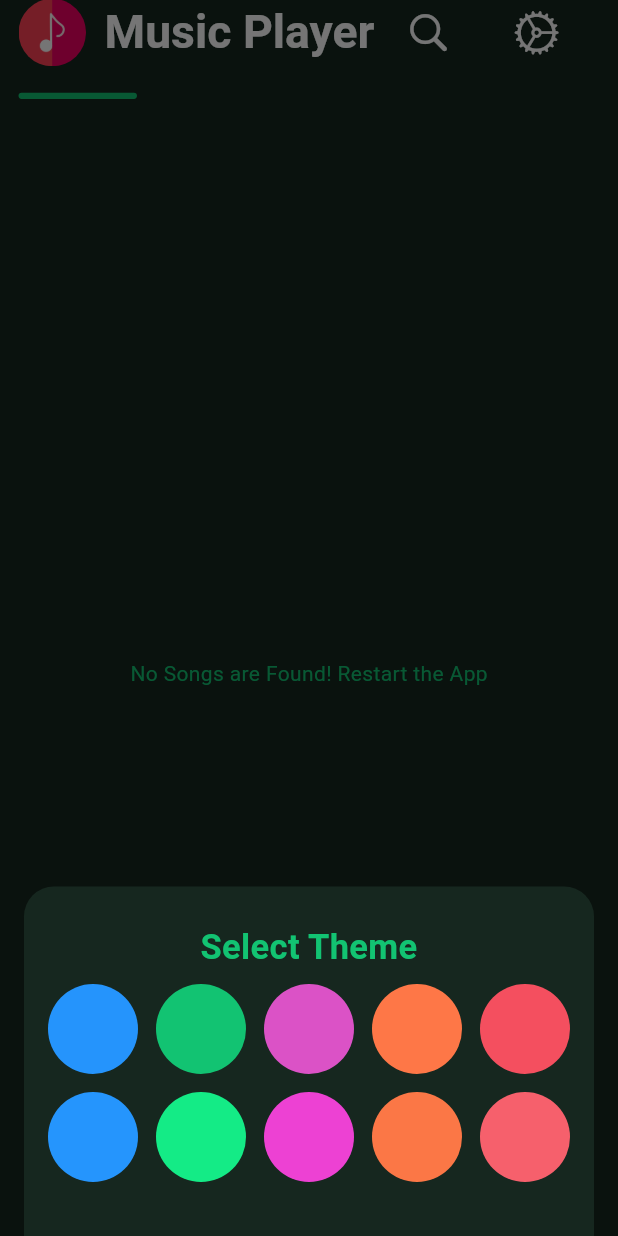
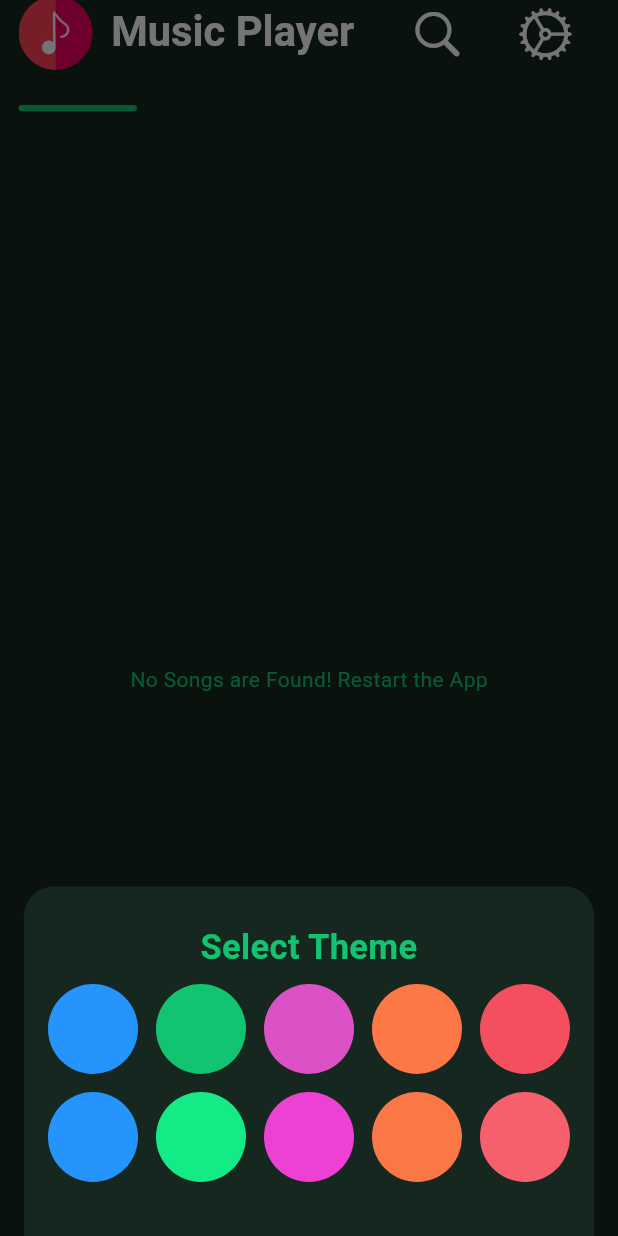
Before and after one commit to sahil-Parmar1/music_app, a Flutter app: the screen it shows after launch, after a tap on an icon or button, on a phone screen of 412 x 824 dp. Run offline on Flutter 3.47's test engine with Material 3 defaults, Android fonts, the phone set to English and light mode, and no system bars; our stand-ins replace audioplayers, fluttertoast, hive, hive_flutter, permission_handler, shared_preferences; missing offline and left inert: id3; accounts and stored records are empty.

Commit message:
appbar set succesfully

```diff
--- a/lib/screens/homescreen.dart
+++ b/lib/screens/homescreen.dart
@@ -34,63 +34,75 @@ class _HomeScreenState extends State<HomeScreen> {
     double screenHeight = MediaQuery.of(context).size.height;
     return GlobalScaffold(child: NestedScrollView(
       headerSliverBuilder: (context,innerBoxIsScrolled)=>[
+
+
         SliverAppBar(
-          expandedHeight: MediaQuery.of(context).size.height * 0.07,
+          expandedHeight: MediaQuery.of(context).size.height * 0.08, // 8% of screen height
           backgroundColor: colortheme.theme.background,
           floating: true,
           snap: true,
           pinned: false,
           flexibleSpace: FlexibleSpaceBar(
-            titlePadding: EdgeInsets.symmetric(horizontal: screenWidth * 0.03),
-            title: SingleChildScrollView(
-              scrollDirection: Axis.horizontal,  // Allow horizontal scrolling
-              child: Row(
+            titlePadding: EdgeInsets.symmetric(
+              horizontal: MediaQuery.of(context).size.width * 0.03, // 3% of screen width
+              vertical: 8.0, // Fixed vertical padding for consistency
+            ),
+            title: Row(
               mainAxisAlignment: MainAxisAlignment.spaceBetween,
+              crossAxisAlignment: CrossAxisAlignment.center,
               children: [
-                  Row(
-                    children: [
+                // Profile Image
                 ClipOval(
                   child: Image.asset(
                     'assets/music-player.png',
-                          width: 30, // Slightly smaller
-                          height: 30,
+                    width: MediaQuery.of(context).size.width * 0.08, // 8% of screen width
+                    height: MediaQuery.of(context).size.width * 0.08,
                     fit: BoxFit.cover,
                   ),
                 ),
-                      SizedBox(width: screenWidth * 0.02),
-                      FittedBox(
-                        fit: BoxFit.scaleDown,
+                SizedBox(width: MediaQuery.of(context).size.width * 0.02), // 2% spacing
+
+                // Title
+                Expanded(
                   child: Text(
                     "Music Player",
                     style: TextStyle(
                       color: colortheme.theme.text,
-                            fontSize: screenWidth * 0.05, // Slightly reduced
+                      fontSize: MediaQuery.of(context).size.width * 0.045, // 4.5% of screen width
                       fontWeight: FontWeight.bold,
                     ),
                   ),
                 ),
-                    ],
-                  ),
-                  FittedBox(
-                    fit: BoxFit.scaleDown,
-                    child: Row(
-                      children: [
+
+                 SizedBox(width: MediaQuery.of(context).size.width * 0.02), // 2% spacing
+
+                // Search Icon
                 IconButton(
                   onPressed: () {
-                            Navigator.push(context,
-                                MaterialPageRoute(builder: (context) => ChangeNotifierProvider(
+                    Navigator.push(
+                      context,
+                      MaterialPageRoute(
+                        builder: (context) => ChangeNotifierProvider(
                           create: (context) => searchProvider(),
                           child: searchScreen(),
-                                )));
+                        ),
+                      ),
+                    );
                   },
-                          icon: Icon(CupertinoIcons.search, size: screenWidth * 0.05, color: colortheme.theme.text), // Smaller icon
+                  icon: Icon(
+                    CupertinoIcons.search,
+                    size: MediaQuery.of(context).size.width * 0.06, // 6% of screen width
+                    color: colortheme.theme.text,
+                  ),
                   padding: EdgeInsets.zero,
-                          constraints: BoxConstraints(),
+                  constraints: const BoxConstraints(),
                 ),
+
+                // Settings Icon
                 IconButton(
                   onPressed: () {
                     showModalBottomSheet(
-                              shape: RoundedRectangleBorder(
+                      shape: const RoundedRectangleBorder(
                         borderRadius: BorderRadius.vertical(top: Radius.circular(20)),
                       ),
                       backgroundColor: colortheme.theme.background,
@@ -111,8 +123,8 @@ class _HomeScreenState extends State<HomeScreen> {
                         return Padding(
                           padding: const EdgeInsets.all(16.0),
                           child: Column(
-                                    mainAxisSize: MainAxisSize.min, // Adjust height to content
-                                    crossAxisAlignment: CrossAxisAlignment.center, // Center content
+                            mainAxisSize: MainAxisSize.min,
+                            crossAxisAlignment: CrossAxisAlignment.center,
                             children: [
                               Padding(
                                 padding: const EdgeInsets.symmetric(vertical: 8.0),
@@ -127,19 +139,16 @@ class _HomeScreenState extends State<HomeScreen> {
                                 ),
                               ),
                               Wrap(
-                                        spacing: 12, // Horizontal spacing
-                                        runSpacing: 12, // Vertical spacing
-                                        alignment: WrapAlignment.center, // Center-align the circles
+                                spacing: 12,
+                                runSpacing: 12,
+                                alignment: WrapAlignment.center,
                                 children: themes.entries.map((entry) {
                                   String themekey = entry.key;
                                   ThemeColor theme = entry.value;
-
                                   return GestureDetector(
-                                            onTap: () {
-                                              colortheme.settheme(themekey);
-                                            },
+                                    onTap: () => colortheme.settheme(themekey),
                                     child: AnimatedContainer(
-                                              duration: Duration(milliseconds: 300), // Smooth animation
+                                      duration: const Duration(milliseconds: 300),
                                       width: 60,
                                       height: 60,
                                       decoration: BoxDecoration(
@@ -150,7 +159,7 @@ class _HomeScreenState extends State<HomeScreen> {
                                             color: colortheme.theme.background,
                                             blurRadius: 8,
                                             spreadRadius: 2,
-                                                    offset: Offset(2, 4),
+                                            offset: const Offset(2, 4),
                                           ),
                                         ],
                                       ),
@@ -158,22 +167,22 @@ class _HomeScreenState extends State<HomeScreen> {
                                   );
                                 }).toList(),
                               ),
-                                      SizedBox(height: 20), // Extra spacing at the bottom
+                              const SizedBox(height: 20),
                             ],
                           ),
                         );
                       },
                     );
                   },
-                          icon: Icon(CupertinoIcons.settings, size: screenWidth * 0.05, color: colortheme.theme.text), // Smaller icon
+                  icon: Icon(
+                    CupertinoIcons.settings,
+                    size: MediaQuery.of(context).size.width * 0.06, // 6% of screen width
+                    color: colortheme.theme.text,
+                  ),
                   padding: EdgeInsets.zero,
-                          constraints: BoxConstraints(),
+                  constraints: const BoxConstraints(),
                 ),
               ],
-                    ),
-                  ),
-                ],
-              ),
             ),
           ),
         ),
```
Lines whose indentation alone changed are shown as unchanged.
